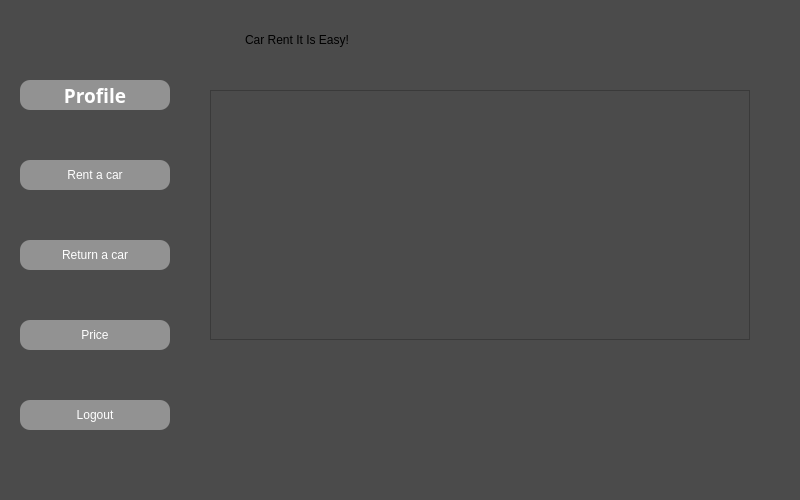
This is Car-Rent-Ap-Qt/appwindow.ui in MilitaryGuineaPig/Car-Rent-Ap-Qt as Qt 5 draws it before an edit. The edited form follows.
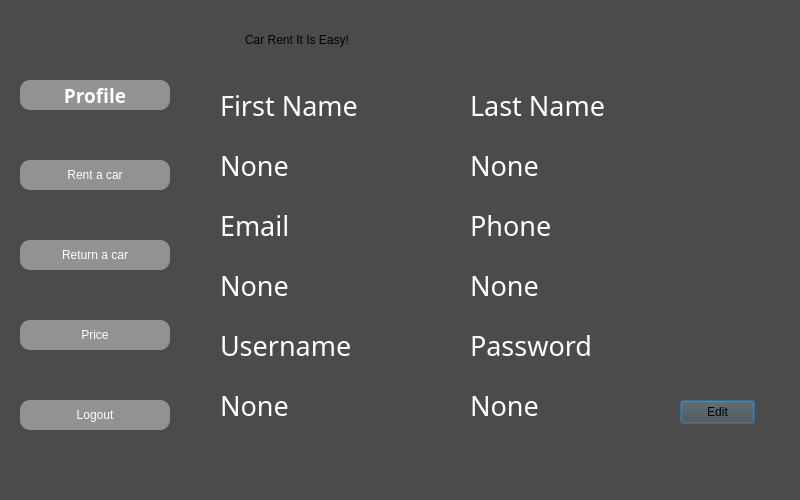
This is the edited form.

What changed in the file:
```diff
--- a/Car-Rent-Ap-Qt/appwindow.ui
+++ b/Car-Rent-Ap-Qt/appwindow.ui
@@ -25,10 +25,301 @@
      <height>380</height>
     </rect>
    </property>
-   <widget class="QWidget" name="page1">
-    <widget class="QTableView" name="DbView">
+   <widget class="QWidget" name="page_1">
+    <widget class="QLabel" name="FirstNameText">
      <property name="geometry">
       <rect>
+       <x>20</x>
+       <y>10</y>
+       <width>180</width>
+       <height>30</height>
+      </rect>
+     </property>
+     <property name="font">
+      <font>
+       <family>Sitka Small</family>
+       <pointsize>20</pointsize>
+       <bold>false</bold>
+      </font>
+     </property>
+     <property name="styleSheet">
+      <string notr="true">color: rgb(255, 255, 255);</string>
+     </property>
+     <property name="text">
+      <string>First Name</string>
+     </property>
+    </widget>
+    <widget class="QLabel" name="LastNameText">
+     <property name="geometry">
+      <rect>
+       <x>270</x>
+       <y>10</y>
+       <width>180</width>
+       <height>30</height>
+      </rect>
+     </property>
+     <property name="font">
+      <font>
+       <family>Sitka Small</family>
+       <pointsize>20</pointsize>
+       <bold>false</bold>
+      </font>
+     </property>
+     <property name="styleSheet">
+      <string notr="true">color: rgb(255, 255, 255);</string>
+     </property>
+     <property name="text">
+      <string>Last Name</string>
+     </property>
+    </widget>
+    <widget class="QLabel" name="EmailText">
+     <property name="geometry">
+      <rect>
+       <x>20</x>
+       <y>130</y>
+       <width>180</width>
+       <height>30</height>
+      </rect>
+     </property>
+     <property name="font">
+      <font>
+       <family>Sitka Small</family>
+       <pointsize>20</pointsize>
+       <bold>false</bold>
+      </font>
+     </property>
+     <property name="styleSheet">
+      <string notr="true">color: rgb(255, 255, 255);</string>
+     </property>
+     <property name="text">
+      <string>Email</string>
+     </property>
+    </widget>
+    <widget class="QLabel" name="PhoneText">
+     <property name="geometry">
+      <rect>
+       <x>270</x>
+       <y>130</y>
+       <width>180</width>
+       <height>30</height>
+      </rect>
+     </property>
+     <property name="font">
+      <font>
+       <family>Sitka Small</family>
+       <pointsize>20</pointsize>
+       <bold>false</bold>
+      </font>
+     </property>
+     <property name="styleSheet">
+      <string notr="true">color: rgb(255, 255, 255);</string>
+     </property>
+     <property name="text">
+      <string>Phone</string>
+     </property>
+    </widget>
+    <widget class="QLabel" name="UsernameText">
+     <property name="geometry">
+      <rect>
+       <x>20</x>
+       <y>250</y>
+       <width>180</width>
+       <height>30</height>
+      </rect>
+     </property>
+     <property name="font">
+      <font>
+       <family>Sitka Small</family>
+       <pointsize>20</pointsize>
+       <bold>false</bold>
+      </font>
+     </property>
+     <property name="styleSheet">
+      <string notr="true">color: rgb(255, 255, 255);</string>
+     </property>
+     <property name="text">
+      <string>Username</string>
+     </property>
+    </widget>
+    <widget class="QLabel" name="PasswordText">
+     <property name="geometry">
+      <rect>
+       <x>270</x>
+       <y>250</y>
+       <width>180</width>
+       <height>30</height>
+      </rect>
+     </property>
+     <property name="font">
+      <font>
+       <family>Sitka Small</family>
+       <pointsize>20</pointsize>
+       <bold>false</bold>
+      </font>
+     </property>
+     <property name="styleSheet">
+      <string notr="true">color: rgb(255, 255, 255);</string>
+     </property>
+     <property name="text">
+      <string>Password</string>
+     </property>
+    </widget>
+    <widget class="QLabel" name="FirstNameText_2">
+     <property name="geometry">
+      <rect>
+       <x>20</x>
+       <y>70</y>
+       <width>180</width>
+       <height>30</height>
+      </rect>
+     </property>
+     <property name="font">
+      <font>
+       <family>Sitka Small</family>
+       <pointsize>20</pointsize>
+       <bold>false</bold>
+      </font>
+     </property>
+     <property name="styleSheet">
+      <string notr="true">color: rgb(255, 255, 255);</string>
+     </property>
+     <property name="text">
+      <string>None</string>
+     </property>
+    </widget>
+    <widget class="QLabel" name="LastNameText_2">
+     <property name="geometry">
+      <rect>
+       <x>270</x>
+       <y>70</y>
+       <width>180</width>
+       <height>30</height>
+      </rect>
+     </property>
+     <property name="font">
+      <font>
+       <family>Sitka Small</family>
+       <pointsize>20</pointsize>
+       <bold>false</bold>
+      </font>
+     </property>
+     <property name="styleSheet">
+      <string notr="true">color: rgb(255, 255, 255);</string>
+     </property>
+     <property name="text">
+      <string>None</string>
+     </property>
+    </widget>
+    <widget class="QLabel" name="EmailText_2">
+     <property name="geometry">
+      <rect>
+       <x>20</x>
+       <y>190</y>
+       <width>180</width>
+       <height>30</height>
+      </rect>
+     </property>
+     <property name="font">
+      <font>
+       <family>Sitka Small</family>
+       <pointsize>20</pointsize>
+       <bold>false</bold>
+      </font>
+     </property>
+     <property name="styleSheet">
+      <string notr="true">color: rgb(255, 255, 255);</string>
+     </property>
+     <property name="text">
+      <string>None</string>
+     </property>
+    </widget>
+    <widget class="QLabel" name="PhoneText_2">
+     <property name="geometry">
+      <rect>
+       <x>270</x>
+       <y>190</y>
+       <width>180</width>
+       <height>30</height>
+      </rect>
+     </property>
+     <property name="font">
+      <font>
+       <family>Sitka Small</family>
+       <pointsize>20</pointsize>
+       <bold>false</bold>
+      </font>
+     </property>
+     <property name="styleSheet">
+      <string notr="true">color: rgb(255, 255, 255);</string>
+     </property>
+     <property name="text">
+      <string>None</string>
+     </property>
+    </widget>
+    <widget class="QLabel" name="PasswordText_2">
+     <property name="geometry">
+      <rect>
+       <x>270</x>
+       <y>310</y>
+       <width>180</width>
+       <height>30</height>
+      </rect>
+     </property>
+     <property name="font">
+      <font>
+       <family>Sitka Small</family>
+       <pointsize>20</pointsize>
+       <bold>false</bold>
+      </font>
+     </property>
+     <property name="styleSheet">
+      <string notr="true">color: rgb(255, 255, 255);</string>
+     </property>
+     <property name="text">
+      <string>None</string>
+     </property>
+    </widget>
+    <widget class="QLabel" name="UsernameText_2">
+     <property name="geometry">
+      <rect>
+       <x>20</x>
+       <y>310</y>
+       <width>180</width>
+       <height>30</height>
+      </rect>
+     </property>
+     <property name="font">
+      <font>
+       <family>Sitka Small</family>
+       <pointsize>20</pointsize>
+       <bold>false</bold>
+      </font>
+     </property>
+     <property name="styleSheet">
+      <string notr="true">color: rgb(255, 255, 255);</string>
+     </property>
+     <property name="text">
+      <string>None</string>
+     </property>
+    </widget>
+    <widget class="QPushButton" name="EditProfileBtn">
+     <property name="geometry">
+      <rect>
+       <x>480</x>
+       <y>320</y>
+       <width>75</width>
+       <height>24</height>
+      </rect>
+     </property>
+     <property name="text">
+      <string>Edit</string>
+     </property>
+    </widget>
+   </widget>
+   <widget class="QWidget" name="page_2">
+    <widget class="QTableView" name="RentCarDbView">
+     <property name="geometry">
+      <rect>
        <x>10</x>
        <y>10</y>
        <width>540</width>
```
Left out of the diff: 282 changed lines with no effect on the pictures.
